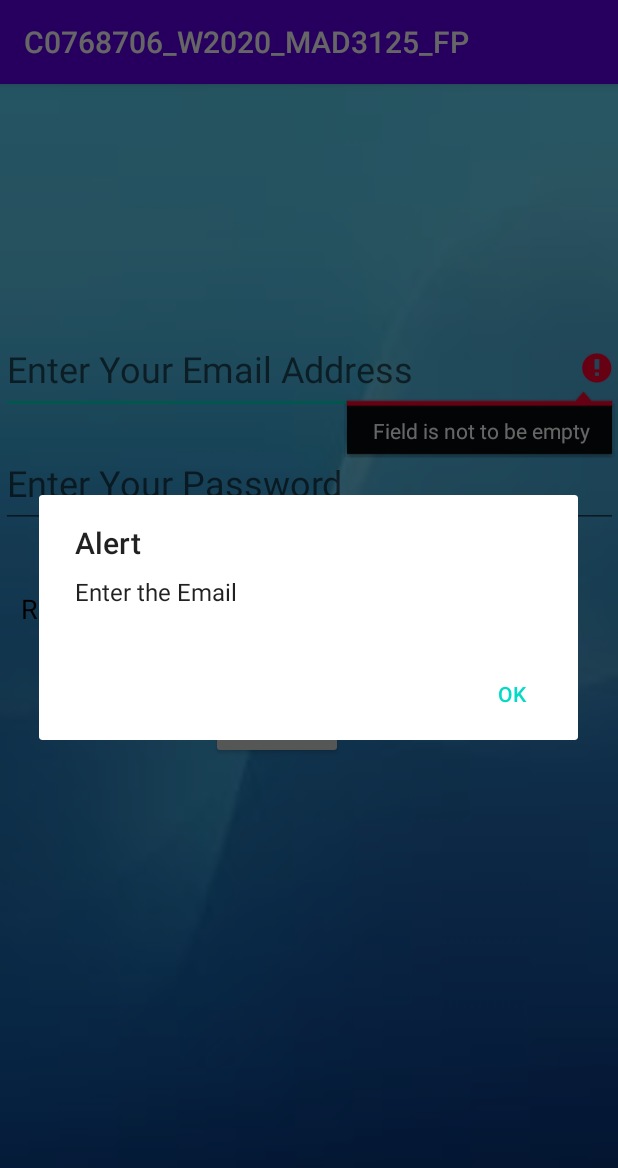
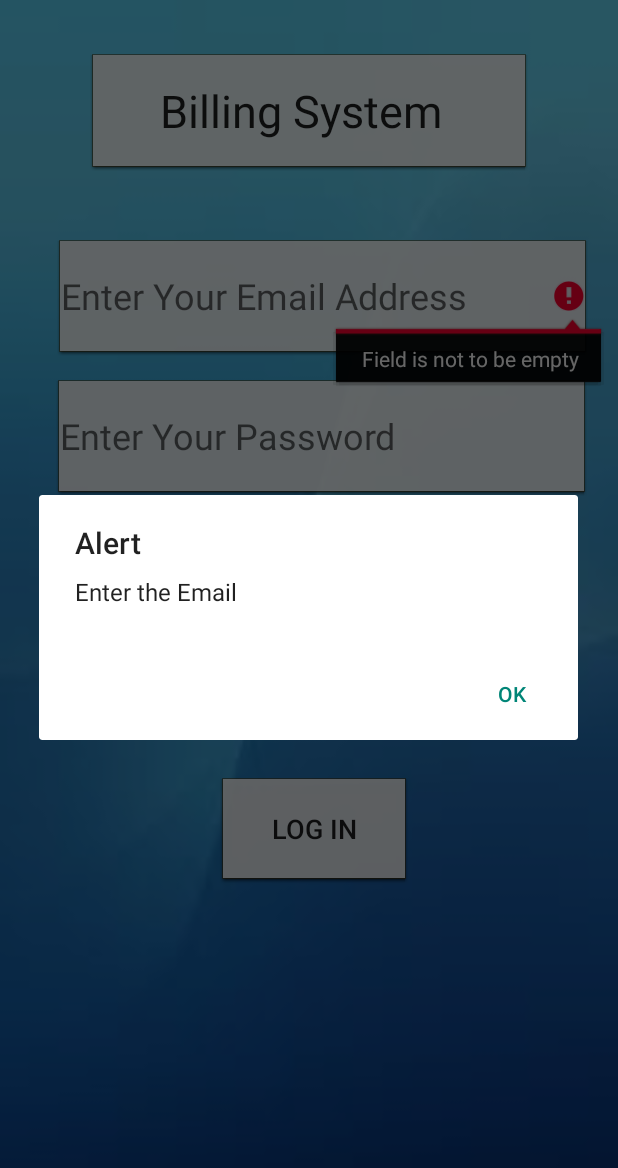
Before and after one commit to MANBEERGIL/C0768706_W2020_MAD3125_FP, an Android app: the screen it shows after launch (LoginActivity), after a tap on "LOG IN", on a phone screen of 412 x 824 dp. Shown: the top 1168 px of the screen. Run offline under Robolectric (Android 15) with nearby library versions, the phone set to English and light mode, and no system bars.

Commit message:
set the background of text views

```diff
--- a/app/src/main/java/com/example/c0768706_w2020_mad3125_fp/Customer.java
+++ b/app/src/main/java/ui/Customer.java
@@ -1,4 +1,4 @@
-package com.example.c0768706_w2020_mad3125_fp;
+package ui;
 
 public class Customer {
     private  String customerName;
--- a/app/src/main/java/com/example/c0768706_w2020_mad3125_fp/CustomerListActivity.java
+++ b/app/src/main/java/ui/CustomerListActivity.java
@@ -1,4 +1,4 @@
-package com.example.c0768706_w2020_mad3125_fp;
+package ui;
 
 import androidx.appcompat.app.AppCompatActivity;
 import androidx.recyclerview.widget.LinearLayoutManager;
@@ -6,7 +6,11 @@ import androidx.recyclerview.widget.RecyclerView;
 
 import android.os.Bundle;
 
+import com.example.c0768706_w2020_mad3125_fp.R;
+
 import java.util.ArrayList;
+
+import models.CustomerAdapter;
 
 public class CustomerListActivity extends AppCompatActivity {
     private RecyclerView rvCustomerList;
--- a/app/src/main/java/com/example/c0768706_w2020_mad3125_fp/LoginActivity.java
+++ b/app/src/main/java/ui/LoginActivity.java
@@ -1,21 +1,30 @@
-package com.example.c0768706_w2020_mad3125_fp;
+package ui;
 
 import androidx.appcompat.app.AppCompatActivity;
 
 import android.content.Context;
 import android.content.DialogInterface;
 import android.content.Intent;
-import android.icu.text.CaseMap;
+import android.content.SharedPreferences;
 import android.os.Bundle;
+import android.util.Log;
 import android.view.View;
 import android.widget.Button;
+import android.widget.CompoundButton;
+import android.widget.Switch;
 import android.widget.TextView;
 import android.widget.Toast;
+
+import com.example.c0768706_w2020_mad3125_fp.R;
+
+import java.util.prefs.Preferences;
 
 public class LoginActivity extends AppCompatActivity {
      private TextView text_email;
      private TextView text_password;
      private Button btn_submit;
+     private Switch remember_me;
+    // private static final   SharedPreferences preferences ;
     @Override
     protected void onCreate(Bundle savedInstanceState) {
         super.onCreate(savedInstanceState);
@@ -24,12 +33,13 @@ public class LoginActivity extends AppCompatActivity {
         text_email = findViewById(R.id.text_email);
         text_password = findViewById(R.id.text_password);
         btn_submit = findViewById(R.id.btn_login);
+        remember_me = findViewById(R.id.remember_me);
 
 
         btn_submit.setOnClickListener(new View.OnClickListener() {
             @Override
             public void onClick(View v) {
-                String Email = "admin@123";
+                String Email = "manbeergill545@gmail.com";
                 String Password ="s3cr3t";
                 if(text_email.getText().toString().isEmpty()){
                     text_email.setError(" Field is not to be empty");
@@ -50,6 +60,26 @@ public class LoginActivity extends AppCompatActivity {
 
             }
         });
+      //  final SharedPreferences finalPreferences = preferences;
+        remember_me.setOnCheckedChangeListener(new CompoundButton.OnCheckedChangeListener() {
+            @Override
+            public void onCheckedChanged(CompoundButton compoundButton, boolean b) {
+                if(compoundButton.isChecked()){
+                SharedPreferences preferences = getSharedPreferences("Switch",MODE_PRIVATE);
+                SharedPreferences.Editor editor = preferences.edit();
+                editor.putString("UserName",text_email.getText().toString());
+                editor.putString("Password",text_password.getText().toString());
+                editor.apply();
+               // Toast.makeText(LoginActivity.this,"Checked",Toast.LENGTH_LONG).show();
+            }else {
+
+              //      Preferences.edit().clear().apply();
+
+                }
+                Log.i("UserName",text_email.getText().toString());
+                Log.i("Password",text_password.getText().toString());
+            }
+        });
     }
     private void alertBox(Context context, String title,String message){
        android.app.AlertDialog.Builder alertDialog = new android.app.AlertDialog.Builder(context);
--- a/app/src/main/java/com/example/c0768706_w2020_mad3125_fp/ShowBillDetailsActivity.java
+++ b/app/src/main/java/ui/ShowBillDetailsActivity.java
@@ -1,8 +1,10 @@
-package com.example.c0768706_w2020_mad3125_fp;
+package ui;
 
 import androidx.appcompat.app.AppCompatActivity;
 
 import android.os.Bundle;
+
+import com.example.c0768706_w2020_mad3125_fp.R;
 
 public class ShowBillDetailsActivity extends AppCompatActivity {
 
--- a/app/src/main/java/com/example/c0768706_w2020_mad3125_fp/SplashActivity.java
+++ b/app/src/main/java/ui/SplashActivity.java
@@ -1,10 +1,12 @@
-package com.example.c0768706_w2020_mad3125_fp;
+package ui;
 
 import androidx.appcompat.app.AppCompatActivity;
 
 import android.content.Intent;
 import android.os.Bundle;
 import android.os.Handler;
+
+import com.example.c0768706_w2020_mad3125_fp.R;
 
 public class SplashActivity extends AppCompatActivity {
 
--- a/app/src/main/res/layout/activity_customer_list.xml
+++ b/app/src/main/res/layout/activity_customer_list.xml
@@ -5,7 +5,7 @@
         android:layout_width="match_parent"
         android:layout_height="match_parent"
         android:background="@drawable/backgroundimage"
-        tools:context=".CustomerListActivity">
+        tools:context="ui.CustomerListActivity">
 
     <androidx.recyclerview.widget.RecyclerView
             android:id="@+id/rvCustomerList"
--- a/app/src/main/res/layout/activity_login.xml
+++ b/app/src/main/res/layout/activity_login.xml
@@ -5,13 +5,15 @@
         android:layout_width="match_parent"
         android:layout_height="match_parent"
         android:background="@drawable/backgroundimage"
-        tools:context=".LoginActivity">
+        tools:context="ui.LoginActivity">
 
     <EditText
             android:id="@+id/text_email"
-            android:layout_width="411dp"
-            android:layout_height="60dp"
+            android:layout_width="354dp"
+            android:layout_height="77dp"
             android:layout_marginTop="160dp"
+            android:layout_marginEnd="20dp"
+            android:background="@android:drawable/editbox_dropdown_light_frame"
             android:hint="Enter Your Email Address"
             android:textColor="@android:color/black"
             android:textSize="24sp"
@@ -22,36 +24,58 @@
 
     <EditText
             android:id="@+id/text_password"
-            android:layout_width="411dp"
-            android:layout_height="60dp"
+            android:layout_width="354dp"
+            android:layout_height="77dp"
             android:layout_marginTop="16dp"
+            android:background="@android:drawable/editbox_dropdown_light_frame"
             android:ems="10"
             android:hint="Enter Your Password"
             android:inputType="textPassword"
             android:textSize="24sp"
             app:layout_constraintEnd_toEndOf="parent"
+            app:layout_constraintHorizontal_bias="0.649"
             app:layout_constraintStart_toStartOf="parent"
             app:layout_constraintTop_toBottomOf="@+id/text_email" />
 
     <Button
             android:id="@+id/btn_login"
-            android:layout_width="wrap_content"
-            android:layout_height="wrap_content"
-            android:layout_marginTop="106dp"
-            android:layout_marginEnd="183dp"
+            android:layout_width="125dp"
+            android:layout_height="70dp"
+            android:layout_marginTop="188dp"
+            android:layout_marginEnd="140dp"
+            android:background="@android:drawable/editbox_dropdown_light_frame"
             android:text="Log In"
             android:textSize="18sp"
             app:layout_constraintEnd_toEndOf="parent"
             app:layout_constraintTop_toBottomOf="@+id/text_password" />
 
     <Switch
-            android:id="@+id/switch1"
-            android:layout_width="wrap_content"
-            android:layout_height="wrap_content"
-            android:layout_marginTop="40dp"
+            android:id="@+id/remember_me"
+            android:layout_width="200dp"
+            android:layout_height="44dp"
+            android:layout_marginTop="44dp"
+            android:layout_marginEnd="164dp"
+            android:background="@android:drawable/editbox_dropdown_light_frame"
             android:text="   Remember me      "
             android:textSize="18sp"
-            app:layout_constraintTop_toBottomOf="@+id/text_password"
-            tools:layout_editor_absoluteX="14dp" />
+            app:layout_constraintEnd_toEndOf="parent"
+            app:layout_constraintTop_toBottomOf="@+id/text_password" />
+
+    <EditText
+            android:id="@+id/editText"
+            android:layout_width="292dp"
+            android:layout_height="78dp"
+            android:layout_marginStart="99dp"
+            android:layout_marginTop="36dp"
+            android:layout_marginEnd="99dp"
+            android:background="@android:drawable/editbox_dropdown_light_frame"
+            android:ems="10"
+            android:inputType="textPersonName"
+            android:text="      Billing System"
+            android:textSize="30sp"
+            app:layout_constraintEnd_toEndOf="parent"
+            app:layout_constraintHorizontal_bias="0.506"
+            app:layout_constraintStart_toStartOf="parent"
+            app:layout_constraintTop_toTopOf="parent" />
 
 </androidx.constraintlayout.widget.ConstraintLayout>
--- a/app/src/main/res/layout/activity_show_bill_details.xml
+++ b/app/src/main/res/layout/activity_show_bill_details.xml
@@ -4,7 +4,7 @@
         xmlns:tools="http://schemas.android.com/tools"
         android:layout_width="match_parent"
         android:layout_height="match_parent"
-        tools:context=".ShowBillDetailsActivity">
+        tools:context="ui.ShowBillDetailsActivity">
 
     <EditText
             android:id="@+id/text_id"
@@ -33,7 +33,7 @@
             app:layout_constraintTop_toBottomOf="@+id/text_id"></EditText>
 
     <EditText
-            android:id="@+id/editText4"
+            android:id="@+id/text_number"
             android:layout_width="411dp"
             android:layout_height="50dp"
             android:layout_marginTop="8dp"
--- a/app/src/main/res/layout/activity_splash.xml
+++ b/app/src/main/res/layout/activity_splash.xml
@@ -5,7 +5,7 @@
         android:layout_width="match_parent"
         android:layout_height="match_parent"
         android:background="@drawable/backgroundimage"
-        tools:context=".SplashActivity">
+        tools:context="ui.SplashActivity">
 
     <TextView
             android:id="@+id/text_customer_name"
--- a/app/src/main/res/layout/customer.xml
+++ b/app/src/main/res/layout/customer.xml
@@ -13,6 +13,7 @@
             android:textSize="24sp"
             android:textStyle="bold"
             app:layout_constraintEnd_toEndOf="parent"
+            app:layout_constraintHorizontal_bias="0.0"
             app:layout_constraintStart_toStartOf="parent"
             app:layout_constraintTop_toTopOf="parent" />
 </androidx.constraintlayout.widget.ConstraintLayout>
```
Also changed, not shown: app/src/main/AndroidManifest.xml (+6 -6 lines), app/src/main/java/models/CustomerAdapter.java (renamed from app/src/main/java/com/example/c0768706_w2020_mad3125_fp/CustomerAdapter.java, +5 -5 lines), app/src/main/java/ui/AddNewCustomer.java (renamed from app/src/main/java/com/example/c0768706_w2020_mad3125_fp/AddNewCustomer.java, +17 -5 lines), app/src/main/res/layout/activity_add_new_customer.xml (+21 -2 lines), app/src/main/res/drawable/background1.jpg (added).
